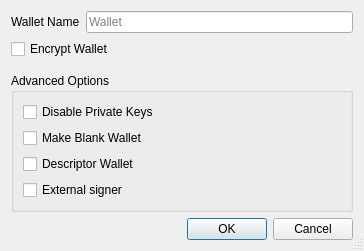
Old version of the form src/qt/forms/createwalletdialog.ui in the repository silverlabs-org/bitcoinsilver_core.
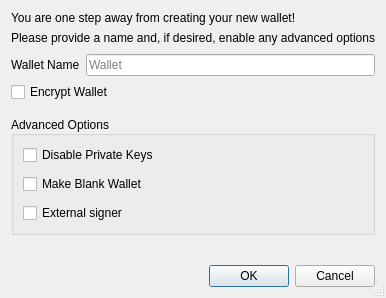
New version of the form.

```diff
--- a/src/qt/forms/createwalletdialog.ui
+++ b/src/qt/forms/createwalletdialog.ui
@@ -6,8 +6,8 @@
    <rect>
     <x>0</x>
     <y>0</y>
-    <width>364</width>
-    <height>249</height>
+    <width>371</width>
+    <height>298</height>
    </rect>
   </property>
   <property name="windowTitle">
@@ -17,6 +17,48 @@
    <bool>true</bool>
   </property>
   <layout class="QVBoxLayout" name="verticalLayout">
+   <item>
+    <widget class="QLabel" name="label_description">
+     <property name="sizePolicy">
+      <sizepolicy hsizetype="Preferred" vsizetype="Preferred">
+       <horstretch>0</horstretch>
+       <verstretch>0</verstretch>
+      </sizepolicy>
+     </property>
+     <property name="text">
+      <string>You are one step away from creating your new wallet!</string>
+     </property>
+     <property name="alignment">
+      <set>Qt::AlignLeading|Qt::AlignLeft|Qt::AlignVCenter</set>
+     </property>
+     <property name="wordWrap">
+      <bool>false</bool>
+     </property>
+    </widget>
+   </item>
+   <item>
+    <widget class="QLabel" name="label_subdescription">
+     <property name="text">
+      <string>Please provide a name and, if desired, enable any advanced options</string>
+     </property>
+    </widget>
+   </item>
+   <item>
+    <spacer name="verticalSpacer">
+     <property name="orientation">
+      <enum>Qt::Vertical</enum>
+     </property>
+     <property name="sizeType">
+      <enum>QSizePolicy::Fixed</enum>
+     </property>
+     <property name="sizeHint" stdset="0">
+      <size>
+       <width>20</width>
+       <height>3</height>
+      </size>
+     </property>
+    </spacer>
+   </item>
    <item>
     <layout class="QHBoxLayout" name="horizontalLayout">
      <item>
@@ -75,7 +117,19 @@
      <property name="title">
       <string>Advanced Options</string>
      </property>
+     <property name="alignment">
+      <set>Qt::AlignLeading|Qt::AlignLeft|Qt::AlignVCenter</set>
+     </property>
+     <property name="flat">
+      <bool>false</bool>
+     </property>
+     <property name="checkable">
+      <bool>false</bool>
+     </property>
      <layout class="QVBoxLayout" name="verticalLayout_groupbox">
+      <property name="spacing">
+       <number>9</number>
+      </property>
       <item>
        <widget class="QCheckBox" name="disable_privkeys_checkbox">
         <property name="enabled">
@@ -99,16 +153,6 @@
         </property>
        </widget>
       </item>
-      <item>
-       <widget class="QCheckBox" name="descriptor_checkbox">
-        <property name="toolTip">
-         <string>Use descriptors for scriptPubKey management</string>
-        </property>
-        <property name="text">
-         <string>Descriptor Wallet</string>
-        </property>
-       </widget>
-      </item>
       <item>
        <widget class="QCheckBox" name="external_signer_checkbox">
         <property name="toolTip">
```
Left out of the diff: 1 changed line with no effect on the pictures.
